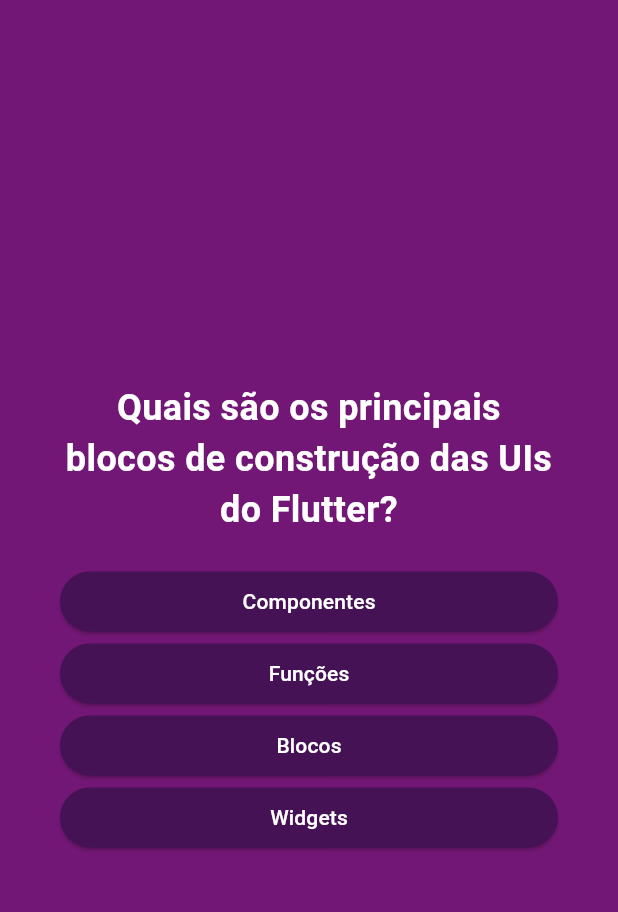
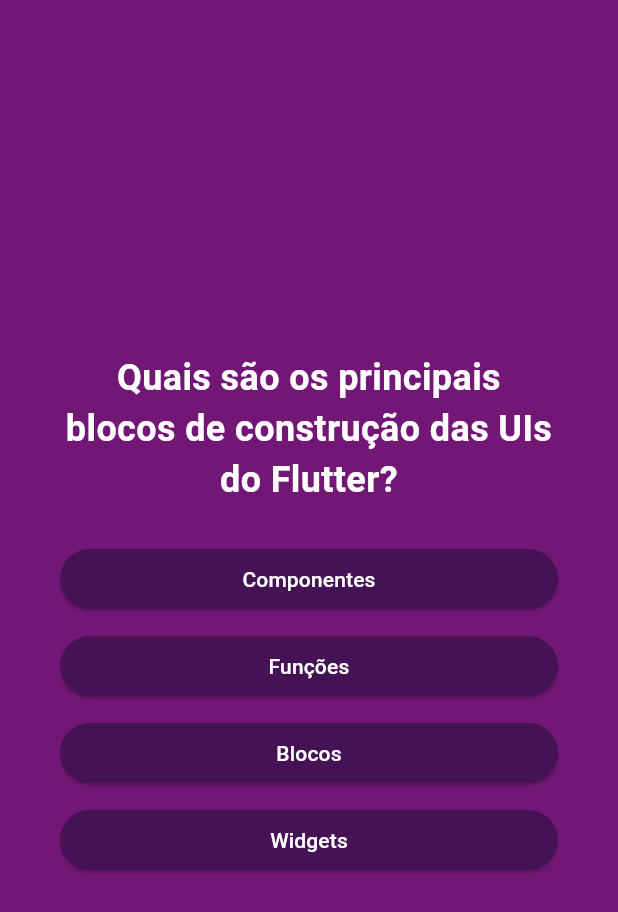
Before and after one commit to Afonso247/Flutter-quiz, a Flutter app: the screen it shows after launch, after a tap on "Começar Quiz", on a phone screen of 412 x 824 dp. Shown: the top 912 px of the screen. Run offline on Flutter 3.47's test engine with Material 3 defaults, Android fonts, the phone set to English and light mode, and no system bars.

Commit message:
feat: pequena estlizacao dos botoes

```diff
--- a/lib/components/custom_button.dart
+++ b/lib/components/custom_button.dart
@@ -12,7 +12,9 @@ class CustomButton extends StatelessWidget {
 
   @override
   Widget build(BuildContext context) {
-    return ElevatedButton(
+    return Container(
+      margin: const EdgeInsets.symmetric(vertical: 5),
+      child: ElevatedButton(
         style: ElevatedButton.styleFrom(
           padding: EdgeInsets.symmetric(horizontal: 40, vertical: 10),
           backgroundColor: const Color.fromARGB(255, 68, 18, 85),
@@ -22,7 +24,8 @@ class CustomButton extends StatelessWidget {
           ),
         ),
         onPressed: customFunction,
-      child: Text(customText),
+        child: Text(customText, textAlign: TextAlign.center),
+      ),
     );
   }
 }
```
Lines whose indentation alone changed are shown as unchanged.
